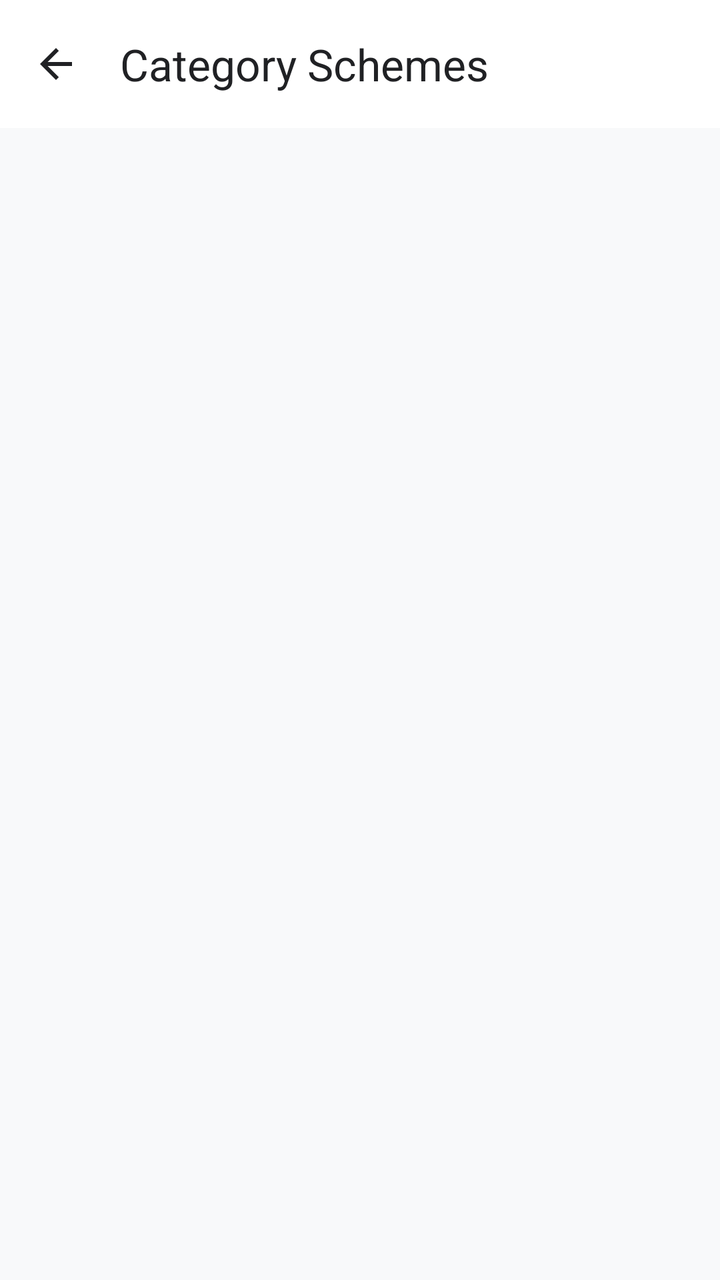
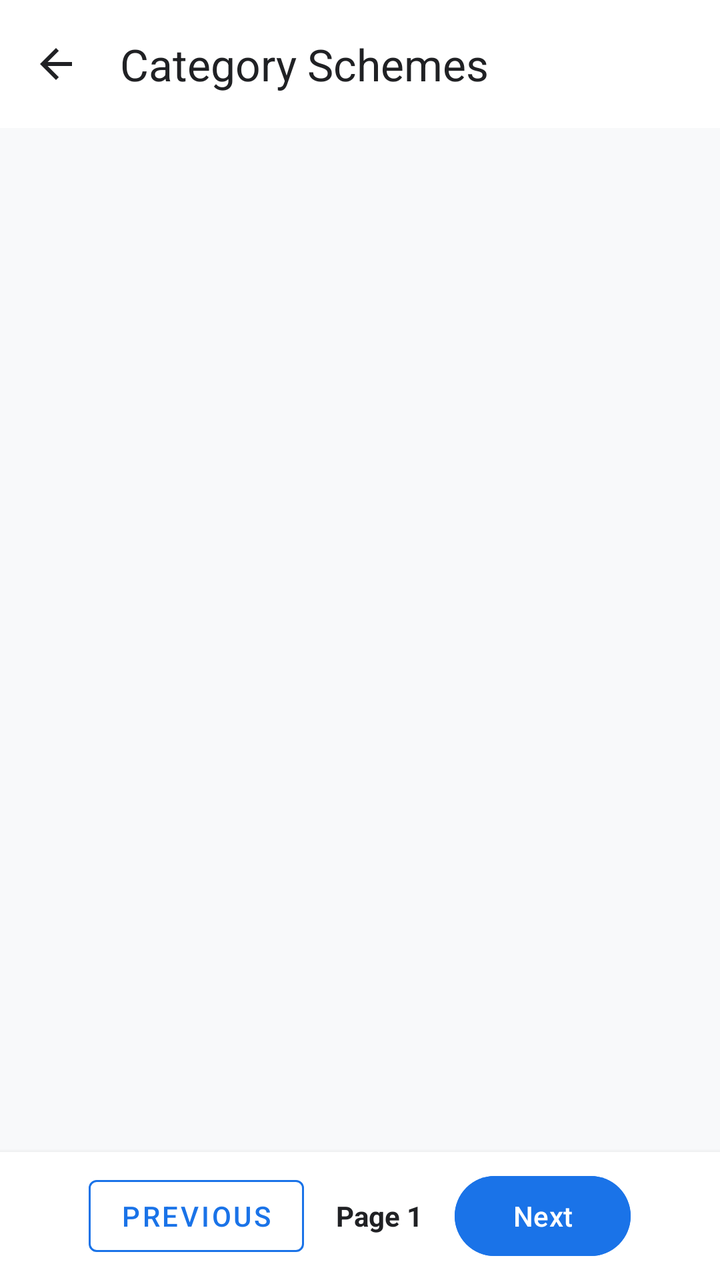

Before-and-after screenshots of an Android layout around one commit, followed by the original layout XML and the change that was made.
<!-- AndroidManifest.xml: activity theme Theme.Yojnika -->
<!-- res/layout/activity_category_schemes.xml -->
<?xml version="1.0" encoding="utf-8"?>
<androidx.coordinatorlayout.widget.CoordinatorLayout xmlns:android="http://schemas.android.com/apk/res/android"
    xmlns:app="http://schemas.android.com/apk/res-auto"
    android:layout_width="match_parent"
    android:layout_height="match_parent"
    android:background="@color/background">

    <com.google.android.material.appbar.AppBarLayout
        android:layout_width="match_parent"
        android:layout_height="wrap_content"
        android:background="@color/surface"
        app:elevation="0dp">

        <com.google.android.material.appbar.MaterialToolbar
            android:id="@+id/toolbarCategory"
            android:layout_width="match_parent"
            android:layout_height="?attr/actionBarSize"
            app:navigationIcon="@drawable/ic_arrow_back"
            app:navigationIconTint="@color/text_primary"
            app:title="Category Schemes"
            app:titleTextColor="@color/text_primary" />

    </com.google.android.material.appbar.AppBarLayout>

    <FrameLayout
        android:layout_width="match_parent"
        android:layout_height="match_parent"
        app:layout_behavior="@string/appbar_scrolling_view_behavior">

        <androidx.recyclerview.widget.RecyclerView
            android:id="@+id/rvCategorySchemes"
            android:layout_width="match_parent"
            android:layout_height="match_parent"
            android:clipToPadding="false"
            android:padding="8dp" />

        <LinearLayout
            android:id="@+id/llCategoryEmptyState"
            android:layout_width="match_parent"
            android:layout_height="match_parent"
            android:gravity="center"
            android:orientation="vertical"
            android:padding="32dp"
            android:visibility="gone">

            <ImageView
                android:layout_width="64dp"
                android:layout_height="64dp"
                android:src="@drawable/ic_info"
                android:contentDescription="No Schemes"
                app:tint="@color/text_hint" />

            <TextView
                android:id="@+id/tvEmptyMessage"
                android:layout_width="wrap_content"
                android:layout_height="wrap_content"
                android:layout_marginTop="16dp"
                android:text="No schemes available for this category."
                android:textColor="@color/text_primary"
                android:textSize="16sp"
                android:textStyle="bold" />

        </LinearLayout>

        <ProgressBar
            android:id="@+id/pbCategoryLoading"
            android:layout_width="wrap_content"
            android:layout_height="wrap_content"
            android:layout_gravity="center"
            android:indeterminateTint="@color/primary"
            android:visibility="gone" />

    </FrameLayout>

</androidx.coordinatorlayout.widget.CoordinatorLayout>
<!-- resources referenced by this layout -->
<resources>
  <color name="background">#F8F9FA</color>
  <color name="primary">#1A73E8</color>
  <color name="surface">#FFFFFF</color>
  <color name="text_hint">#80868B</color>
  <color name="text_primary">#202124</color>
  <!-- drawable ic_arrow_back (drawable) -->
  <?xml version="1.0" encoding="utf-8"?>
  <vector xmlns:android="http://schemas.android.com/apk/res/android"
      android:width="24dp"
      android:height="24dp"
      android:viewportWidth="24"
      android:viewportHeight="24">
      <path
          android:fillColor="#FF202124"
          android:pathData="M20,11H7.83l5.59,-5.59L12,4l-8,8 8,8 1.41,-1.41L7.83,13H20v-2z" />
  </vector>
  <!-- drawable ic_info (drawable) -->
  <?xml version="1.0" encoding="utf-8"?>
  <vector xmlns:android="http://schemas.android.com/apk/res/android"
      android:width="24dp"
      android:height="24dp"
      android:viewportWidth="24"
      android:viewportHeight="24">
      <path
          android:fillColor="#FF1A73E8"
          android:pathData="M12,2C6.48,2 2,6.48 2,12s4.48,10 10,10 10,-4.48 10,-10S17.52,2 12,2zm1,15h-2v-6h2v6zm0,-8h-2V7h2v2z" />
  </vector>
  <style name="Theme.Yojnika" parent="Theme.Material3.DayNight.NoActionBar">
          
          <item name="colorPrimary">@color/primary</item>
          <item name="colorPrimaryVariant">@color/primary_dark</item>
          <item name="colorOnPrimary">@color/on_primary</item>
  
          
          <item name="colorSecondary">@color/secondary</item>
          <item name="colorSecondaryVariant">@color/secondary_dark</item>
          <item name="colorOnSecondary">@color/on_secondary</item>
  
          
          <item name="android:statusBarColor">@color/primary</item>
          <item name="android:windowLightStatusBar" tools:targetApi="m">false</item>
          <item name="android:navigationBarColor">@color/surface</item>
          <item name="android:windowLightNavigationBar" tools:targetApi="o_mr1">true</item>
  
          
          <item name="android:windowBackground">@color/background</item>
          <item name="colorSurface">@color/surface</item>
          <item name="colorOnSurface">@color/text_primary</item>
      </style>
  <color name="primary_dark">#1557B0</color>
  <color name="on_primary">#FFFFFF</color>
  <color name="secondary">#34A853</color>
  <color name="secondary_dark">#1E8E3E</color>
  <color name="on_secondary">#FFFFFF</color>
</resources>

<!-- the commit's change to res/layout/activity_category_schemes.xml (unified diff, before → after) -->
@@ -22,54 +22,102 @@
 
     </com.google.android.material.appbar.AppBarLayout>
 
-    <FrameLayout
+    <LinearLayout
         android:layout_width="match_parent"
         android:layout_height="match_parent"
+        android:orientation="vertical"
         app:layout_behavior="@string/appbar_scrolling_view_behavior">
 
-        <androidx.recyclerview.widget.RecyclerView
-            android:id="@+id/rvCategorySchemes"
+        <FrameLayout
             android:layout_width="match_parent"
-            android:layout_height="match_parent"
-            android:clipToPadding="false"
-            android:padding="8dp" />
+            android:layout_height="0dp"
+            android:layout_weight="1">
 
+            <androidx.recyclerview.widget.RecyclerView
+                android:id="@+id/rvCategorySchemes"
+                android:layout_width="match_parent"
+                android:layout_height="match_parent"
+                android:clipToPadding="false"
+                android:padding="8dp" />
+
+            <LinearLayout
+                android:id="@+id/llCategoryEmptyState"
+                android:layout_width="match_parent"
+                android:layout_height="match_parent"
+                android:gravity="center"
+                android:orientation="vertical"
+                android:padding="32dp"
+                android:visibility="gone">
+
+                <ImageView
+                    android:layout_width="64dp"
+                    android:layout_height="64dp"
+                    android:contentDescription="No Schemes"
+                    android:src="@drawable/ic_info"
+                    app:tint="@color/text_hint" />
+
+                <TextView
+                    android:id="@+id/tvEmptyMessage"
+                    android:layout_width="wrap_content"
+                    android:layout_height="wrap_content"
+                    android:layout_marginTop="16dp"
+                    android:text="No schemes available for this category."
+                    android:textColor="@color/text_primary"
+                    android:textSize="16sp"
+                    android:textStyle="bold" />
+
+            </LinearLayout>
+
+            <ProgressBar
+                android:id="@+id/pbCategoryLoading"
+                android:layout_width="wrap_content"
+                android:layout_height="wrap_content"
+                android:layout_gravity="center"
+                android:indeterminateTint="@color/primary"
+                android:visibility="gone" />
+
+        </FrameLayout>
+
+        
         <LinearLayout
-            android:id="@+id/llCategoryEmptyState"
+            android:id="@+id/llCategoryPagination"
             android:layout_width="match_parent"
-            android:layout_height="match_parent"
+            android:layout_height="wrap_content"
+            android:background="@color/surface"
+            android:elevation="4dp"
             android:gravity="center"
-            android:orientation="vertical"
-            android:padding="32dp"
-            android:visibility="gone">
+            android:orientation="horizontal"
+            android:padding="8dp">
 
-            <ImageView
-                android:layout_width="64dp"
-                android:layout_height="64dp"
-                android:src="@drawable/ic_info"
-                android:contentDescription="No Schemes"
-                app:tint="@color/text_hint" />
+            <com.google.android.material.button.MaterialButton
+                android:id="@+id/btnCategoryPrevious"
+                style="@style/Widget.MaterialComponents.Button.OutlinedButton"
+                android:layout_width="wrap_content"
+                android:layout_height="wrap_content"
+                android:text="Previous"
+                android:textColor="@color/primary"
+                app:strokeColor="@color/primary" />
 
             <TextView
-                android:id="@+id/tvEmptyMessage"
+                android:id="@+id/tvCategoryPageIndicator"
                 android:layout_width="wrap_content"
                 android:layout_height="wrap_content"
-                android:layout_marginTop="16dp"
-                android:text="No schemes available for this category."
+                android:layout_marginStart="16dp"
+                android:layout_marginEnd="16dp"
+                android:text="Page 1"
                 android:textColor="@color/text_primary"
-                android:textSize="16sp"
+                android:textSize="14sp"
                 android:textStyle="bold" />
 
+            <com.google.android.material.button.MaterialButton
+                android:id="@+id/btnCategoryNext"
+                android:layout_width="wrap_content"
+                android:layout_height="wrap_content"
+                android:backgroundTint="@color/primary"
+                android:text="Next"
+                android:textColor="@color/white" />
         </LinearLayout>
 
-        <ProgressBar
-            android:id="@+id/pbCategoryLoading"
-            android:layout_width="wrap_content"
-            android:layout_height="wrap_content"
-            android:layout_gravity="center"
-            android:indeterminateTint="@color/primary"
-            android:visibility="gone" />
-
-    </FrameLayout>
+    </LinearLayout>
 
 </androidx.coordinatorlayout.widget.CoordinatorLayout>
<!-- resource entries referenced after the edit -->
@@ -5,6 +5,7 @@
   <color name="surface">#FFFFFF</color>
   <color name="text_hint">#80868B</color>
   <color name="text_primary">#202124</color>
+  <color name="white">#FFFFFF</color>
   <!-- drawable ic_arrow_back (drawable) -->
   <?xml version="1.0" encoding="utf-8"?>
   <vector xmlns:android="http://schemas.android.com/apk/res/android"
